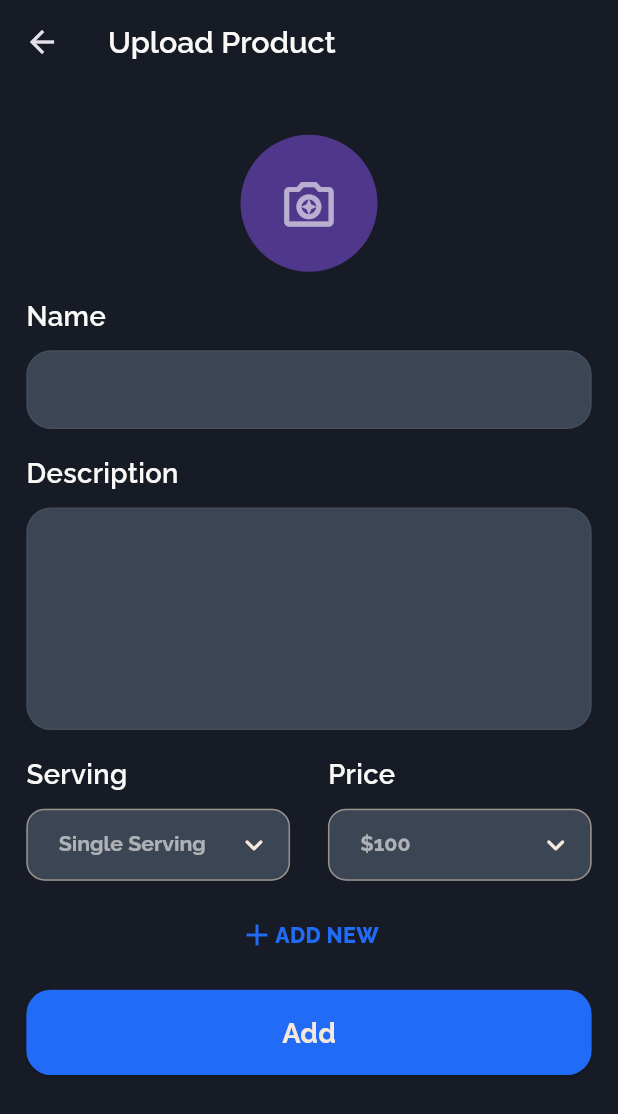
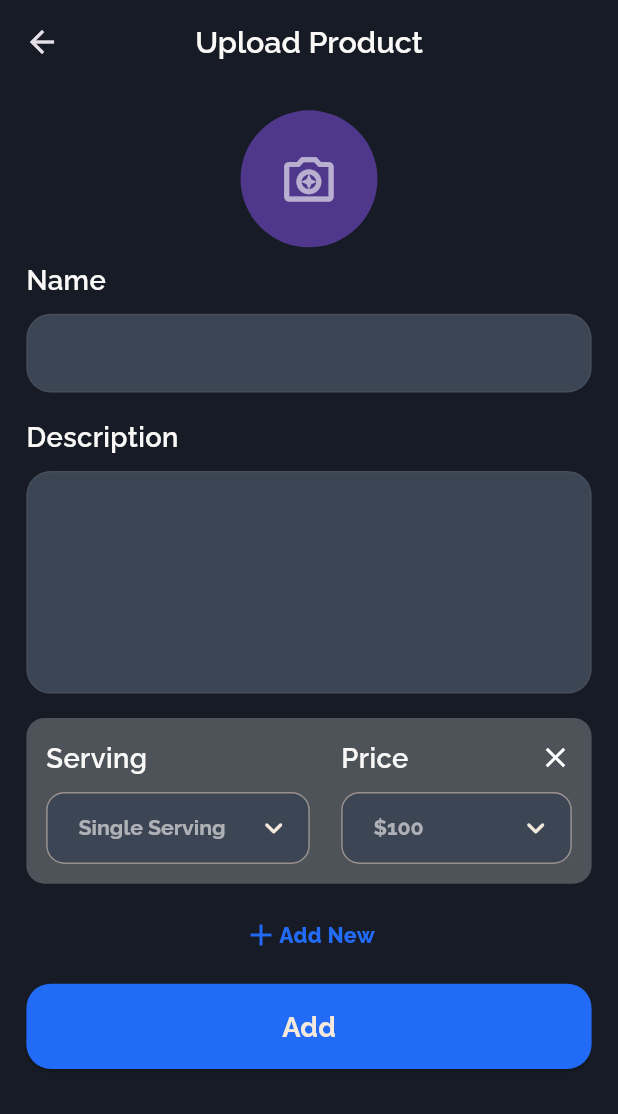
Before and after one commit to mlbench-lhr/vendr, a Flutter app: the AddEditProductScreen screen opened directly with empty values, on a phone screen of 412 x 824 dp. Shown: the top 1114 px of the screen. Run offline on Flutter 3.47's test engine with Material 3 defaults, Android fonts, the phone set to English and light mode, and no system bars; our stand-ins replace another_flushbar, flutter_rating_bar, flutter_screenutil, flutter_secure_storage, flutter_svg, percent_indicator and 2 more; accounts and stored records are empty; project files that could hold a hidden picture were left out.

Commit message:
19 nov
- Vendor Rating and review screen design
- Vendor add serving to upload product
- Vendor Account deletion dialog

Co-Authored-By: Talha2410 <92844000+Talha2410@users.noreply.github.com>

```diff
--- a/lib/app/components/my_dialog.dart
+++ b/lib/app/components/my_dialog.dart
@@ -52,6 +52,7 @@ class _MyDialogState extends State<MyDialog> {
       canPop: !_isLoading,
       child: Dialog(
         backgroundColor: context.colors.cardPrimary,
+        // backgroundColor: const Color.fromARGB(255, 203, 225, 255),
         alignment: Alignment.bottomCenter,
         shape: RoundedRectangleBorder(
           borderRadius: BorderRadius.circular(AppRadiuses.extraLargeRadius),
--- a/lib/app/components/my_outlined_button.dart
+++ b/lib/app/components/my_outlined_button.dart
@@ -33,12 +33,13 @@ class MyOutlinedButton extends StatelessWidget {
         onPressed: onPressed,
         style: OutlinedButton.styleFrom(
           foregroundColor: textColor,
-          padding: EdgeInsets.symmetric(vertical: 12.h),
+          // padding: EdgeInsets.symmetric(vertical: 12.h),
+          padding: EdgeInsets.symmetric(vertical: 14.h),
           side: BorderSide(
             color: isEnabled ? borderColor : context.colors.buttonDisabled,
           ),
           shape: RoundedRectangleBorder(
-            borderRadius: BorderRadius.circular(AppRadiuses.hundredRadius),
+            borderRadius: BorderRadius.circular(AppRadiuses.largeRadius),
           ),
         ),
         child: icon != null
--- a/lib/app/routes/routes.dart
+++ b/lib/app/routes/routes.dart
@@ -20,6 +20,7 @@ import 'package:vendr/view/profile/vendor/location.dart';
 import 'package:vendr/view/profile/vendor/my_menu.dart';
 import 'package:vendr/view/profile/vendor/vendor_hours.dart';
 import 'package:vendr/view/profile/vendor/vendor_profile.dart';
+import 'package:vendr/view/reviews/reviews.dart';
 
 class Routes {
   static String initialRoute() => RoutesName.welcome;
@@ -42,6 +43,7 @@ class Routes {
     RoutesName.languages: (_) => const LanguagesScreen(),
     RoutesName.vendorChangePhoneNumber: (_) => const ChangePhoneNumberScreen(),
     RoutesName.vendorChangeEmail: (_) => const ChangeEmailScreen(),
+    RoutesName.reviews: (_) => const ReviewsScreen(),
   };
 
   static Route<dynamic> generateRoute(RouteSettings settings) {
--- a/lib/app/routes/routes_name.dart
+++ b/lib/app/routes/routes_name.dart
@@ -25,4 +25,5 @@ class RoutesName {
   static const String vendorChangeEmail = 'vendor_change_email_screen';
   //Common
   static const String languages = 'languages_screen';
+  static const String reviews = 'reviews_screen';
 }
--- a/lib/app/styles/color_scheme.dart
+++ b/lib/app/styles/color_scheme.dart
@@ -175,7 +175,8 @@ class AppColorScheme extends ThemeExtension<AppColorScheme> {
     nonSelectionIndicator: Color(0xFF3C4554),
 
     // Cards & Chips
-    cardPrimary: Color(0xFFF4E9DC),
+    // cardPrimary: Color(0xFFF4E9DC),
+    cardPrimary: Color.fromARGB(255, 226, 236, 251),
     cardPrimaryText: Color(0xFF16263D),
     cardSecondary: Color(0xFFFAF9F7),
     cardSecondaryText: Color(0x9916263D), // 60% opacity
--- a/lib/services/vendor/vendor_home_service.dart
+++ b/lib/services/vendor/vendor_home_service.dart
@@ -5,4 +5,8 @@ class VendorHomeService {
   static void gotoVendorProfile(BuildContext context) {
     Navigator.pushNamed(context, RoutesName.vendorProfile);
   }
+
+  static void gotoVendorReviews(BuildContext context) {
+    Navigator.pushNamed(context, RoutesName.reviews);
+  }
 }
--- a/lib/view/auth/login.dart
+++ b/lib/view/auth/login.dart
@@ -132,7 +132,7 @@ class _LoginScreenState extends State<LoginScreen> {
                 ),
                 SizedBox(width: 10.w),
                 Text(
-                  'Log in With',
+                  'Log In With',
                   style: context.typography.bodySmall.copyWith(
                     fontWeight: FontWeight.w500,
                   ),
--- a/lib/view/profile/vendor/add_edit_product.dart
+++ b/lib/view/profile/vendor/add_edit_product.dart
@@ -4,7 +4,9 @@ import 'package:vendr/app/components/my_button.dart';
 import 'package:vendr/app/components/my_dropdown.dart';
 import 'package:vendr/app/components/my_scaffold.dart';
 import 'package:vendr/app/components/my_text_field.dart';
+import 'package:vendr/app/styles/app_radiuses.dart';
 import 'package:vendr/app/utils/extensions/context_extensions.dart';
+import 'package:vendr/app/utils/extensions/general_extensions.dart';
 
 class AddEditProductScreen extends StatefulWidget {
   const AddEditProductScreen({super.key, required this.isEdit});
@@ -14,9 +16,18 @@ class AddEditProductScreen extends StatefulWidget {
 }
 
 class _AddEditProductScreenState extends State<AddEditProductScreen> {
-  final List<String> servings = ['Single Serving', '2 Servings', '3 Servings'];
+  final List<String> servingTypes = [
+    'Single Serving',
+    '2 Servings',
+    '3 Servings',
+    '4 Servings',
+    '5 Servings',
+  ];
   final List<String> prices = ['\$100', '\$200', '\$300'];
-
+  int servingCount = 1;
+  List<Map<String, dynamic>> servings = [
+    {'id': 1, 'servingType': 'Single Serving', 'price': '\$100'},
+  ];
   @override
   Widget build(BuildContext context) {
     return MyScaffold(
@@ -28,12 +39,12 @@ class _AddEditProductScreenState extends State<AddEditProductScreen> {
             fontWeight: FontWeight.w600,
           ),
         ),
+        centerTitle: true,
       ),
       body: Padding(
         padding: EdgeInsets.all(16.w),
         child: ListView(
           children: [
-            SizedBox(height: 16.h),
             Center(
               child: CircleAvatar(
                 radius: 45.r,
@@ -44,22 +55,113 @@ class _AddEditProductScreenState extends State<AddEditProductScreen> {
                 ),
               ),
             ),
-            SizedBox(height: 16.h),
+            8.height,
             Text(
               'Name',
               style: context.typography.title.copyWith(fontSize: 18.sp),
             ),
-            SizedBox(height: 10.h),
+            10.height,
             MyTextField(),
-            SizedBox(height: 16.h),
+            16.height,
             Text(
               'Description',
               style: context.typography.title.copyWith(fontSize: 18.sp),
             ),
-            SizedBox(height: 10.h),
+            10.height,
             MyTextField(maxLines: 5),
-            SizedBox(height: 16.h),
-            Row(
+            16.height,
+            ...(servings.map((serving) {
+              return ServingSection(
+                servings: servingTypes,
+                prices: prices,
+                onRemove: (id) {
+                  setState(() {
+                    servings.removeWhere((item) => item['id'] == id);
+                  });
+                  debugPrint('Removed id = $id');
+                },
+                id: serving['id'] as int,
+              );
+            })),
+            10.height,
+            AddNewBtn(
+              addServing: () {
+                int newId = servings.isNotEmpty ? servings.last['id'] + 1 : 1;
+                debugPrint('new ID $newId');
+                setState(() {
+                  servings.add({
+                    'id': newId,
+                    'servingType': 'Single Serving',
+                    'price': '\$100',
+                  });
+                });
+              },
+            ),
+            20.height,
+            MyButton(label: 'Add', onPressed: () {}),
+          ],
+        ),
+      ),
+    );
+  }
+}
+
+class AddNewBtn extends StatelessWidget {
+  const AddNewBtn({super.key, required this.addServing});
+  final VoidCallback addServing;
+  @override
+  Widget build(BuildContext context) {
+    return GestureDetector(
+      onTap: () {
+        addServing.call();
+        debugPrint('New serving added');
+      },
+      child: Container(
+        color: Colors.transparent,
+        child: Row(
+          mainAxisAlignment: MainAxisAlignment.center,
+          children: [
+            Icon(Icons.add, color: context.colors.buttonPrimary),
+            Text(
+              'Add New',
+              style: context.typography.title.copyWith(
+                fontWeight: FontWeight.w800,
+                color: context.colors.buttonPrimary,
+                fontSize: 14.sp,
+              ),
+            ),
+          ],
+        ),
+      ),
+    );
+  }
+}
+
+class ServingSection extends StatelessWidget {
+  const ServingSection({
+    super.key,
+    required this.servings,
+    required this.prices,
+    required this.onRemove,
+    required this.id,
+  });
+
+  final int id;
+  final List<String> servings;
+  final List<String> prices;
+  final ValueChanged<int> onRemove;
+
+  @override
+  Widget build(BuildContext context) {
+    return Padding(
+      padding: EdgeInsets.only(bottom: 12.h),
+      child: Container(
+        padding: EdgeInsets.all(12.w),
+        decoration: BoxDecoration(
+          color: Colors.white24,
+          borderRadius: BorderRadius.circular(AppRadiuses.mediumRadius),
+        ),
+        child: Row(
           mainAxisAlignment: MainAxisAlignment.spaceBetween,
           children: [
             Column(
@@ -69,7 +171,7 @@ class _AddEditProductScreenState extends State<AddEditProductScreen> {
                   'Serving',
                   style: context.typography.title.copyWith(fontSize: 18.sp),
                 ),
-                    SizedBox(height: 10.h),
+                10.height,
                 SizedBox(
                   width: 160.w,
                   child: MyDropdown(
@@ -83,13 +185,32 @@ class _AddEditProductScreenState extends State<AddEditProductScreen> {
             Column(
               crossAxisAlignment: CrossAxisAlignment.start,
               children: [
+                SizedBox(
+                  width: 140.w,
+                  child: Row(
+                    mainAxisSize: MainAxisSize.min,
+                    mainAxisAlignment: MainAxisAlignment.spaceBetween,
+                    children: [
                       Text(
                         'Price',
-                      style: context.typography.title.copyWith(fontSize: 18.sp),
+                        style: context.typography.title.copyWith(
+                          fontSize: 18.sp,
                         ),
-                    SizedBox(height: 10.h),
+                      ),
+                      InkWell(
+                        borderRadius: BorderRadius.circular(6.r),
+                        onTap: () {
+                          onRemove(id);
+                          debugPrint('THE ID HERE $id');
+                        },
+                        child: Icon(Icons.close, size: 20.w),
+                      ),
+                    ],
+                  ),
+                ),
+                10.height,
                 SizedBox(
-                      width: 160.w,
+                  width: 140.w,
                   child: MyDropdown(
                     value: prices.first,
                     items: prices,
@@ -100,33 +221,6 @@ class _AddEditProductScreenState extends State<AddEditProductScreen> {
             ),
           ],
         ),
-            SizedBox(height: 24.h),
-            GestureDetector(
-              onTap: () {
-                debugPrint('New serving added');
-              },
-              child: Container(
-                color: Colors.transparent,
-                child: Row(
-                  mainAxisAlignment: MainAxisAlignment.center,
-                  children: [
-                    Icon(Icons.add, color: context.colors.buttonPrimary),
-                    Text(
-                      'ADD NEW',
-                      style: context.typography.title.copyWith(
-                        fontWeight: FontWeight.w800,
-                        color: context.colors.buttonPrimary,
-                        fontSize: 14.sp,
-                      ),
-                    ),
-                  ],
-                ),
-              ),
-            ),
-            SizedBox(height: 24.h),
-            MyButton(label: 'Add', onPressed: () {}),
-          ],
-        ),
       ),
     );
   }
--- a/lib/view/profile/vendor/location.dart
+++ b/lib/view/profile/vendor/location.dart
@@ -2,9 +2,11 @@ import 'package:flutter/cupertino.dart';
 import 'package:flutter/material.dart';
 import 'package:flutter_screenutil/flutter_screenutil.dart';
 import 'package:vendr/app/components/my_button.dart';
+import 'package:vendr/app/components/my_form_text_field.dart';
 import 'package:vendr/app/components/my_scaffold.dart';
 import 'package:vendr/app/components/my_text_field.dart';
 import 'package:vendr/app/utils/extensions/context_extensions.dart';
+import 'package:vendr/app/utils/extensions/flush_bar_extension.dart';
 import 'package:vendr/view/profile/widgets/location_chip.dart';
 
 class VendorLocationScreen extends StatefulWidget {
@@ -133,6 +135,8 @@ class _VendorLocationScreenState extends State<VendorLocationScreen> {
         locations.add(addLocationController.text);
         addLocationController.clear();
       });
+    } else {
+      context.flushBarErrorMessage(message: 'Please enter a valid address.');
     }
   }
 }
--- a/pubspec.yaml
+++ b/pubspec.yaml
@@ -48,6 +48,7 @@ dependencies:
   flutter_svg: 2.1.0
   http: 1.4.0
   http_parser: 4.1.2
+  percent_indicator: 4.2.5
   # image_picker: 1.1.2
   intl: 0.20.2
   json_annotation: 4.9.0
```
Also changed, not shown: lib/app/components/review_tile.dart (added, +68 -0 lines), lib/app/utils/extensions/general_extensions.dart (+4 -4 lines), lib/l10n/arb/app_en.arb (+34 -0 lines), lib/view/home/user/widgets/menu_details_image.dart (added, +29 -0 lines), lib/view/home/vendor/vendor_home.dart (+37 -69 lines), lib/view/profile/vendor/vendor_profile.dart (+14 -3 lines), lib/view/profile/widgets/delete_account_dialog.dart (added, +19 -0 lines), lib/view/reviews/reviews.dart (added, +255 -0 lines), pubspec.lock. Lines whose indentation alone changed are shown as unchanged.
